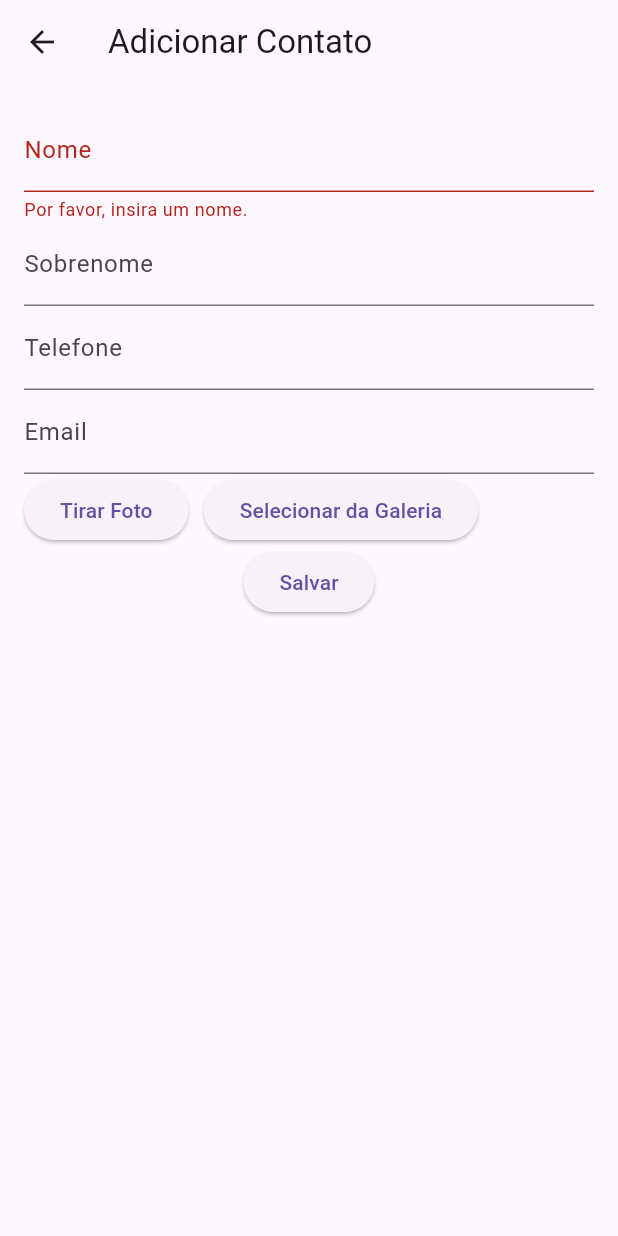
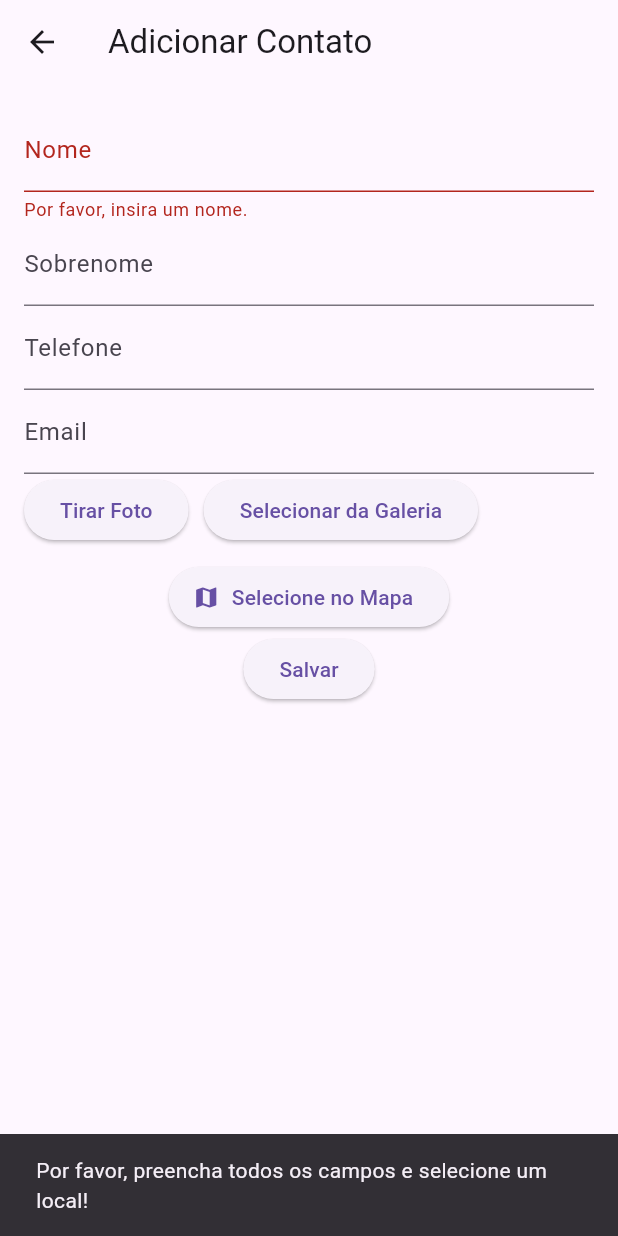
Before and after one commit to ianco-so/repo, a Flutter app: the AddContactScreen screen opened directly, after a tap on "Salvar", on a phone screen of 412 x 824 dp. Run offline on Flutter 3.47's test engine with Material 3 defaults, Android fonts, the phone set to English and light mode, and no system bars; our stand-ins replace firebase_core, firebase_database, firebase_storage, google_maps_flutter, image_picker; accounts and stored records are empty.

Commit message:
:sparkles: feat(geoloc): adição de escolha de localização no mapa

```diff
--- a/lib/models/contact.dart
+++ b/lib/models/contact.dart
@@ -20,13 +20,14 @@ class Contact {
     required this.photoUrl,
   });
 
-  factory Contact.fromJson(Map<String, dynamic> json) {
+  factory Contact.fromJson(Map<dynamic, dynamic> json) {
+    print(json['status']);
     return Contact(
       firstName: json['firstName'],
       lastName: json['lastName'],
       email: json['email'],
       phone: json['phone'],
-      status: Status.values[json['status']],
+      status: Status.values.firstWhere((e) => e.name == json['status'], orElse: () => Status.NORMAL),
       location: Location.fromJson(json['location']),
       photoUrl: json['photoUrl'],
     );
--- a/lib/models/location.dart
+++ b/lib/models/location.dart
@@ -1,18 +1,18 @@
 // A location has an latitude and logitude values
 
 class Location {
-  final double latitude;
-  final double longitude;
+  final String latitude;
+  final String longitude;
 
   const Location({
     required this.latitude,
     required this.longitude,
   });
 
-  factory Location.fromJson(Map<String, dynamic> json) {
+  factory Location.fromJson(Map<dynamic, dynamic> json) {
     return Location(
-      latitude: json['latitude'],
-      longitude: json['longitude'],
+      latitude: json['latitude'].toString(),
+      longitude: json['longitude'].toString(),
     );
   }
 }
--- a/lib/models/status.dart
+++ b/lib/models/status.dart
@@ -1,4 +1,8 @@
 // Contact Status could be: BLOCKED, FAVORITE OR NORMAL
 
 // ignore: constant_identifier_names
-enum Status { BLOCKED, FAVORITE, NORMAL }
+enum Status {
+  BLOCKED,
+  FAVORITE,
+  NORMAL
+}
--- a/lib/screens/add_contact_screen.dart
+++ b/lib/screens/add_contact_screen.dart
@@ -1,11 +1,14 @@
 import 'package:flutter/material.dart';
-import 'package:repo/services/image_store_service.dart';
+import 'package:google_maps_flutter/google_maps_flutter.dart';
+import 'package:firebase_database/firebase_database.dart';
+
 import '../models/contact.dart';
 import '../models/location.dart';
 import '../models/status.dart';
-import 'package:firebase_database/firebase_database.dart';
-
 import '../services/image_picker_service.dart';
+import '../services/image_store_service.dart';
+import '../utils/location_util.dart';
+import '../screens/map_screen.dart';
 
 class AddContactScreen extends StatefulWidget {
   @override
@@ -19,13 +22,85 @@ class _AddContactScreenState extends State<AddContactScreen> {
   final _phoneController = TextEditingController();
   final _emailController = TextEditingController();
   String _photoUrl = '';
+  LatLng? _selectedLocation;
+  String? _staticMapUrl;
+
+  void _selectLocation(LatLng location) {
+    setState(() {
+      _selectedLocation = location;
+      _staticMapUrl = LocationUtil.generateLocationPreviewImage(
+        latitude: location.latitude,
+        longitude: location.longitude,
+      );
+    });
+  }
+
+  Future<void> _selectOnMap() async {
+    final LatLng? selectedPosition = await Navigator.of(context).push(
+      MaterialPageRoute(
+        builder: (ctx) => MapScreen(),
+      ),
+    );
+
+    if (selectedPosition != null) {
+      _selectLocation(selectedPosition);
+    }
+  }
+
+  Future<void> _submitForm() async {
+    if (!_formKey.currentState!.validate() || _selectedLocation == null) {
+      ScaffoldMessenger.of(context).showSnackBar(
+        SnackBar(content: Text('Por favor, preencha todos os campos e selecione um local!')),
+      );
+      return;
+    }
+
+    final contact = Contact(
+      firstName: _firstNameController.text,
+      lastName: _lastNameController.text,
+      phone: _phoneController.text,
+      email: _emailController.text,
+      status: Status.NORMAL,
+      photoUrl: _photoUrl,
+      location: Location(
+        latitude: _selectedLocation!.latitude.toString(),
+        longitude: _selectedLocation!.longitude.toString(),
+      ),
+    );
+
+    try {
+      final dbRef = FirebaseDatabase.instance.ref().child('contacts');
+      await dbRef.push().set({
+        'firstName': contact.firstName,
+        'lastName': contact.lastName,
+        'phone': contact.phone,
+        'email': contact.email,
+        'status': contact.status.name,
+        'photoUrl': contact.photoUrl,
+        'location': {
+          'latitude': contact.location.latitude,
+          'longitude': contact.location.longitude,
+        },
+      });
+
+      ScaffoldMessenger.of(context).showSnackBar(
+        SnackBar(content: Text('Contato salvo com sucesso!')),
+      );
+
+      Navigator.of(context).pop();
+    } catch (e) {
+      ScaffoldMessenger.of(context).showSnackBar(
+        SnackBar(content: Text('Erro ao salvar contato: $e')),
+      );
+    }
+  }
 
   @override
   Widget build(BuildContext context) {
     return Scaffold(
       appBar: AppBar(title: Text('Adicionar Contato')),
-      body: Padding(
-        padding: const EdgeInsets.all(16.0),
+      body: SingleChildScrollView(
+        padding: EdgeInsets.all(16.0),
         child: Form(
           key: _formKey,
           child: Column(
@@ -33,8 +108,7 @@ class _AddContactScreenState extends State<AddContactScreen> {
               TextFormField(
                 controller: _firstNameController,
                 decoration: InputDecoration(labelText: 'Nome'),
-                validator: (value) =>
-                    value!.isEmpty ? 'Por favor, insira um nome.' : null,
+                validator: (value) => value!.isEmpty ? 'Por favor, insira um nome.' : null,
               ),
               TextFormField(
                 controller: _lastNameController,
@@ -73,50 +147,22 @@ class _AddContactScreenState extends State<AddContactScreen> {
               ),
               if (_photoUrl.isNotEmpty)
                 Image.network(_photoUrl, height: 100, width: 100),
+              SizedBox(height: 10),
+              ElevatedButton.icon(
+                icon: Icon(Icons.map),
+                label: Text('Selecione no Mapa'),
+                onPressed: _selectOnMap,
+              ),
+              if (_staticMapUrl != null)
+                Container(
+                  height: 150,
+                  width: double.infinity,
+                  decoration: BoxDecoration(border: Border.all(width: 1, color: Colors.grey)),
+                  child: Image.network(_staticMapUrl!, fit: BoxFit.cover),
+                ),
               ElevatedButton(
                 child: Text('Salvar'),
-                onPressed: () async {
-                  if (_formKey.currentState!.validate()) {
-                    final contact = Contact(
-                      firstName: _firstNameController.text,
-                      lastName: _lastNameController.text,
-                      phone: _phoneController.text,
-                      email: _emailController.text,
-                      status: Status.NORMAL,
-                      photoUrl: _photoUrl,
-                      location: Location(latitude: 0, longitude: 0),
-                    );
-
-                    try {
-                      // Referência ao Firebase Realtime Database
-                      DatabaseReference dbRef = FirebaseDatabase.instance.ref().child('contacts');
-                      await dbRef.push().set({
-                        'firstName': contact.firstName,
-                        'lastName': contact.lastName,
-                        'phone': contact.phone,
-                        'email': contact.email,
-                        'status': contact.status.name,
-                        'photoUrl': contact.photoUrl,
-                        'location': {
-                          'latitude': contact.location.latitude,
-                          'longitude': contact.location.longitude,
-                        },
-                      });
-
-                      // Exibe uma mensagem de sucesso
-                      ScaffoldMessenger.of(context).showSnackBar(
-                        SnackBar(content: Text('Contato salvo com sucesso!')),
-                      );
-
-                      Navigator.of(context).pop(); // Retorna para a tela anterior
-                    } catch (e) {
-                      // Trata erros
-                      ScaffoldMessenger.of(context).showSnackBar(
-                        SnackBar(content: Text('Erro ao salvar contato: $e')),
-                      );
-                    }
-                  }
-                },
+                onPressed: _submitForm,
               ),
             ],
           ),
--- /dev/null
+++ b/lib/utils/location_util.dart
@@ -0,0 +1,12 @@
+const GOOGLE_API_KEY = 'AIzaSyCxgxM0uhbgXM9cRxXgwuw-SGYPor-e5bk';
+
+class LocationUtil {
+  static String generateLocationPreviewImage({
+    double? latitude,
+    double? longitude,
+  }) {
+    //https://developers.google.com/maps/documentation/maps-static/overview
+    //https://pub.dev/packages/google_maps_flutter
+    return 'https://maps.googleapis.com/maps/api/staticmap?center=$latitude,$longitude&zoom=13&size=600x300&maptype=roadmap&markers=color:red%7Clabel:C%7C$latitude,$longitude&key=$GOOGLE_API_KEY';
+  }
+}
--- a/pubspec.yaml
+++ b/pubspec.yaml
@@ -48,6 +48,7 @@ dev_dependencies:
   # flutter_google_places: ^0.3.0
   # geolocator: ^13.0.2
   http: ^1.0.0
+  provider: ^6.1.2
   image_picker: ^1.1.2
 
   # The "flutter_lints" package below contains a set of recommended lints to
```
Also changed, not shown: lib/components/contact_list.dart (+64 -10 lines), lib/main.dart (+13 -5 lines), lib/provider/contacts_provider.dart (added, +95 -0 lines), lib/screens/map_screen.dart (added, +71 -0 lines), pubspec.lock.
